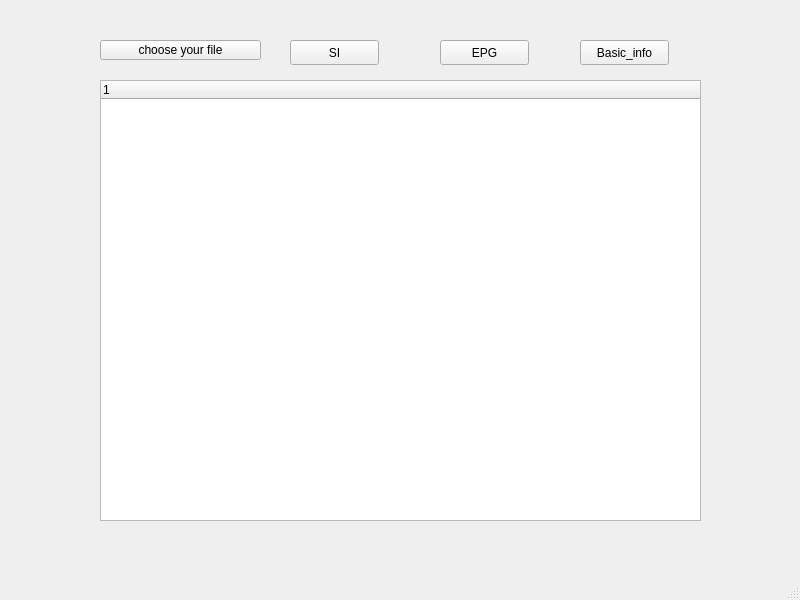
Above: mainwindow.ui from 1606701/ts_tools before the change. Below: the same form after it.
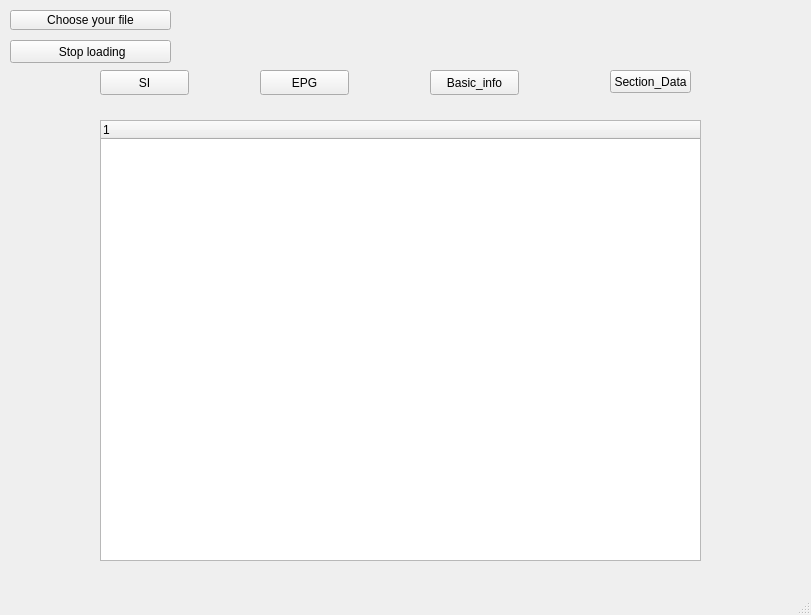
That is the form after the change.

Diff of the .ui file:
```diff
--- a/mainwindow.ui
+++ b/mainwindow.ui
@@ -6,8 +6,8 @@
    <rect>
     <x>0</x>
     <y>0</y>
-    <width>800</width>
-    <height>600</height>
+    <width>811</width>
+    <height>615</height>
    </rect>
   </property>
   <property name="windowTitle">
@@ -17,21 +17,21 @@
    <widget class="QPushButton" name="pushButton">
     <property name="geometry">
      <rect>
-      <x>100</x>
-      <y>40</y>
+      <x>10</x>
+      <y>10</y>
       <width>161</width>
       <height>20</height>
      </rect>
     </property>
     <property name="text">
-     <string>choose your file</string>
+     <string>Choose your file</string>
     </property>
    </widget>
    <widget class="QPushButton" name="pushButton_3">
     <property name="geometry">
      <rect>
-      <x>290</x>
-      <y>40</y>
+      <x>100</x>
+      <y>70</y>
       <width>89</width>
       <height>25</height>
      </rect>
@@ -43,8 +43,8 @@
    <widget class="QPushButton" name="pushButton_4">
     <property name="geometry">
      <rect>
-      <x>440</x>
-      <y>40</y>
+      <x>260</x>
+      <y>70</y>
       <width>89</width>
       <height>25</height>
      </rect>
@@ -56,8 +56,8 @@
    <widget class="QPushButton" name="pushButton_2">
     <property name="geometry">
      <rect>
-      <x>580</x>
-      <y>40</y>
+      <x>430</x>
+      <y>70</y>
       <width>89</width>
       <height>25</height>
      </rect>
@@ -70,7 +70,7 @@
     <property name="geometry">
      <rect>
       <x>100</x>
-      <y>80</y>
+      <y>120</y>
       <width>601</width>
       <height>441</height>
      </rect>
@@ -81,6 +81,45 @@
      </property>
     </column>
    </widget>
+   <widget class="QLabel" name="label">
+    <property name="geometry">
+     <rect>
+      <x>190</x>
+      <y>10</y>
+      <width>461</width>
+      <height>21</height>
+     </rect>
+    </property>
+    <property name="text">
+     <string/>
+    </property>
+   </widget>
+   <widget class="QPushButton" name="pushButton_5">
+    <property name="geometry">
+     <rect>
+      <x>610</x>
+      <y>70</y>
+      <width>81</width>
+      <height>23</height>
+     </rect>
+    </property>
+    <property name="text">
+     <string>Section_Data</string>
+    </property>
+   </widget>
+   <widget class="QPushButton" name="pushButton_6">
+    <property name="geometry">
+     <rect>
+      <x>10</x>
+      <y>40</y>
+      <width>161</width>
+      <height>23</height>
+     </rect>
+    </property>
+    <property name="text">
+     <string> Stop loading</string>
+    </property>
+   </widget>
   </widget>
   <widget class="QMenuBar" name="menubar">
    <property name="geometry">
```
Left out of the diff: 4 changed lines with no effect on the pictures.
